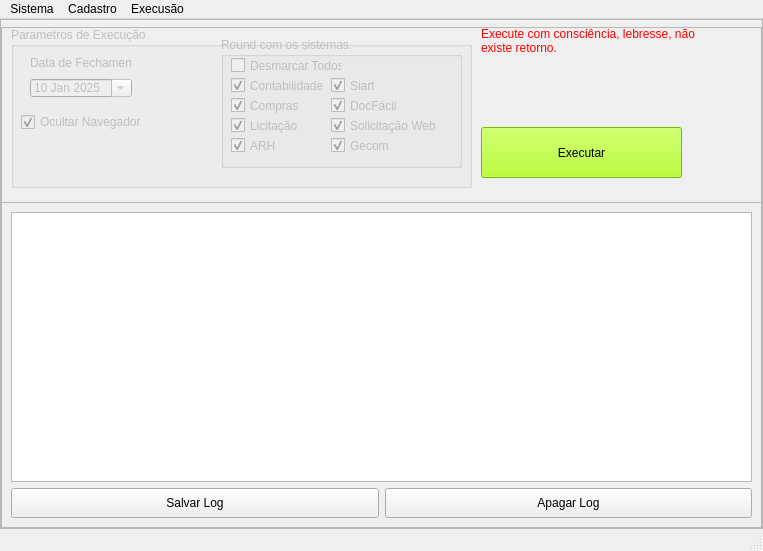
Before: the Qt Designer form ui_qt/mainWindow.ui in Locked666/call_closing_robot, drawn with Qt 5.
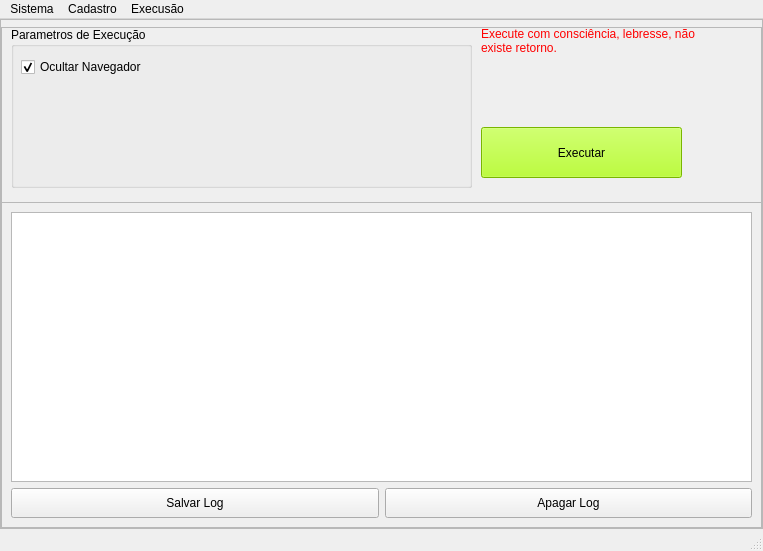
After: the same form once the commit is applied.

What changed in the file:
```diff
--- a/ui_qt/mainWindow.ui
+++ b/ui_qt/mainWindow.ui
@@ -73,7 +73,7 @@
          </property>
          <widget class="QGroupBox" name="groupBox">
           <property name="enabled">
-           <bool>false</bool>
+           <bool>true</bool>
           </property>
           <property name="geometry">
            <rect>
@@ -86,225 +86,16 @@
           <property name="title">
            <string>Parametros de Execução</string>
           </property>
-          <widget class="QGroupBox" name="groupBox_2">
-           <property name="enabled">
-            <bool>false</bool>
-           </property>
-           <property name="geometry">
-            <rect>
-             <x>210</x>
-             <y>10</y>
-             <width>241</width>
-             <height>131</height>
-            </rect>
-           </property>
-           <property name="title">
-            <string>Round com os sistemas. </string>
-           </property>
-           <widget class="QCheckBox" name="check_sys_contabil">
-            <property name="geometry">
-             <rect>
-              <x>10</x>
-              <y>40</y>
-              <width>111</width>
-              <height>17</height>
-             </rect>
-            </property>
-            <property name="text">
-             <string>Contabilidade </string>
-            </property>
-            <property name="checked">
-             <bool>true</bool>
-            </property>
-           </widget>
-           <widget class="QCheckBox" name="check_sys_compras">
-            <property name="geometry">
-             <rect>
-              <x>10</x>
-              <y>60</y>
-              <width>111</width>
-              <height>17</height>
-             </rect>
-            </property>
-            <property name="text">
-             <string>Compras</string>
-            </property>
-            <property name="checked">
-             <bool>true</bool>
-            </property>
-           </widget>
-           <widget class="QCheckBox" name="check_sys_licitacao">
-            <property name="geometry">
-             <rect>
-              <x>10</x>
-              <y>80</y>
-              <width>111</width>
-              <height>17</height>
-             </rect>
-            </property>
-            <property name="text">
-             <string>Licitação</string>
-            </property>
-            <property name="checked">
-             <bool>true</bool>
-            </property>
-           </widget>
-           <widget class="QCheckBox" name="check_sys_arh">
-            <property name="geometry">
-             <rect>
-              <x>10</x>
-              <y>100</y>
-              <width>111</width>
-              <height>17</height>
-             </rect>
-            </property>
-            <property name="text">
-             <string>ARH</string>
-            </property>
-            <property name="checked">
-             <bool>true</bool>
-            </property>
-           </widget>
-           <widget class="QCheckBox" name="check_sys_solicitaoweb">
-            <property name="geometry">
-             <rect>
-              <x>110</x>
-              <y>80</y>
-              <width>111</width>
-              <height>17</height>
-             </rect>
-            </property>
-            <property name="text">
-             <string>Solicitação Web</string>
-            </property>
-            <property name="checked">
-             <bool>true</bool>
-            </property>
-           </widget>
-           <widget class="QCheckBox" name="check_sys_gecom">
-            <property name="geometry">
-             <rect>
-              <x>110</x>
-              <y>100</y>
-              <width>111</width>
-              <height>17</height>
-             </rect>
-            </property>
-            <property name="text">
-             <string>Gecom</string>
-            </property>
-            <property name="checked">
-             <bool>true</bool>
-            </property>
-           </widget>
-           <widget class="QCheckBox" name="check_sys_siart">
-            <property name="geometry">
-             <rect>
-              <x>110</x>
-              <y>40</y>
-              <width>111</width>
-              <height>17</height>
-             </rect>
-            </property>
-            <property name="text">
-             <string>Siart</string>
-            </property>
-            <property name="checked">
-             <bool>true</bool>
-            </property>
-           </widget>
-           <widget class="QCheckBox" name="check_sys_docfacil">
-            <property name="geometry">
-             <rect>
-              <x>110</x>
-              <y>60</y>
-              <width>111</width>
-              <height>17</height>
-             </rect>
-            </property>
-            <property name="text">
-             <string>DocFácil</string>
-            </property>
-            <property name="checked">
-             <bool>true</bool>
-            </property>
-           </widget>
-           <widget class="QCheckBox" name="check_sys_desmarca_todos">
-            <property name="geometry">
-             <rect>
-              <x>10</x>
-              <y>20</y>
-              <width>111</width>
-              <height>17</height>
-             </rect>
-            </property>
-            <property name="text">
-             <string>Desmarcar Todos</string>
-            </property>
-            <property name="checked">
-             <bool>false</bool>
-            </property>
-           </widget>
-          </widget>
           <widget class="QWidget" name="layoutWidget">
            <property name="geometry">
             <rect>
              <x>10</x>
              <y>20</y>
-             <width>120</width>
-             <height>85</height>
+             <width>121</width>
+             <height>41</height>
             </rect>
            </property>
            <layout class="QVBoxLayout" name="verticalLayout_5">
-            <item>
-             <layout class="QVBoxLayout" name="verticalLayout_4">
-              <property name="spacing">
-               <number>9</number>
-              </property>
-              <property name="leftMargin">
-               <number>9</number>
-              </property>
-              <property name="topMargin">
-               <number>9</number>
-              </property>
-              <property name="rightMargin">
-               <number>9</number>
-              </property>
-              <property name="bottomMargin">
-               <number>9</number>
-              </property>
-              <item>
-               <widget class="QLabel" name="label_2">
-                <property name="text">
-                 <string>Data de Fechamento</string>
-                </property>
-               </widget>
-              </item>
-              <item>
-               <widget class="QDateEdit" name="date_execucao">
-                <property name="wrapping">
-                 <bool>false</bool>
-                </property>
-                <property name="buttonSymbols">
-                 <enum>QAbstractSpinBox::UpDownArrows</enum>
-                </property>
-                <property name="accelerated">
-                 <bool>false</bool>
-                </property>
-                <property name="calendarPopup">
-                 <bool>true</bool>
-                </property>
-                <property name="date">
-                 <date>
-                  <year>2025</year>
-                  <month>1</month>
-                  <day>10</day>
-                 </date>
-                </property>
-               </widget>
-              </item>
-             </layout>
-            </item>
             <item>
              <widget class="QCheckBox" name="check_param_browser">
               <property name="text">
```
Left out of the diff: 131 changed lines with no effect on the pictures.
